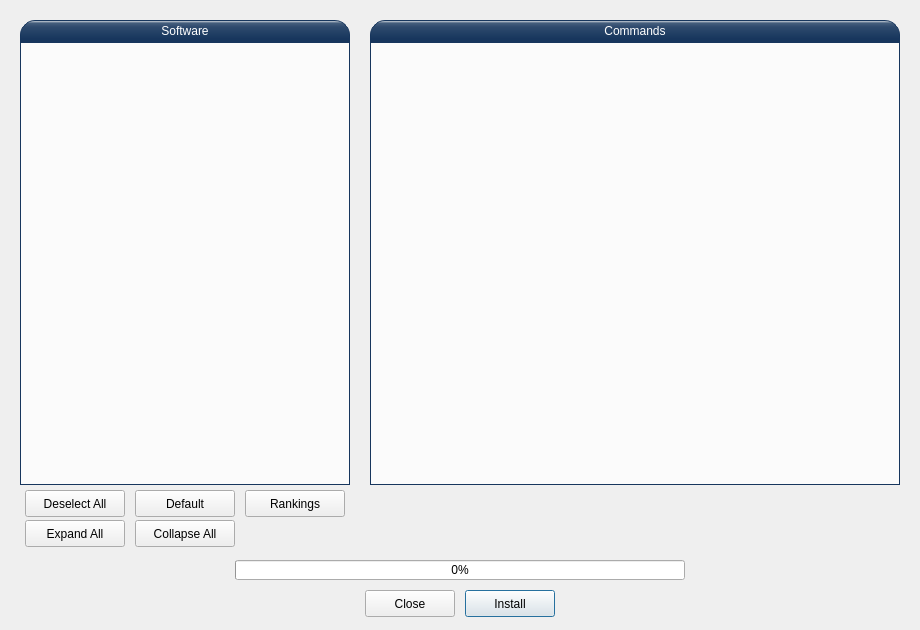
First picture: the form in UI/install2.ui, repository ainfosec/FISSURE, before the edit.
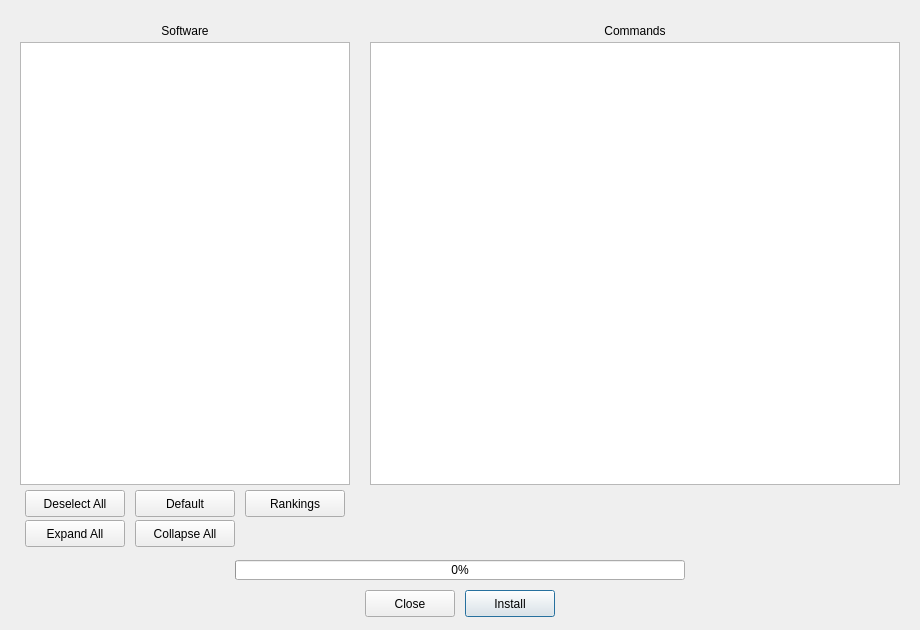
Second picture: the form after the edit.

The edit to the form file:
```diff
--- a/UI/install2.ui
+++ b/UI/install2.ui
@@ -80,12 +80,6 @@
      <italic>false</italic>
     </font>
    </property>
-   <property name="styleSheet">
-    <string notr="true">QPlainTextEdit#plainTextEdit1 {
-	border: 1px solid #17365D;
-	background-color: rgb(251, 251, 251);
-}</string>
-   </property>
    <property name="horizontalScrollBarPolicy">
     <enum>Qt::ScrollBarAsNeeded</enum>
    </property>
@@ -105,19 +99,6 @@
      <height>22</height>
     </rect>
    </property>
-   <property name="styleSheet">
-    <string notr="true">QLabel#label1 {
-   qproperty-alignment: AlignCenter;
-	border: 1px solid #17365D;
-	border-top-left-radius: 15px;
-	border-top-right-radius: 15px;
-	background-color: qlineargradient(spread:pad, x1:0, y1:0, x2:0, y2:1, stop:0 #e7eaee, stop:0.12 #455e7d, stop:0.3 #2e4a6d,   stop:0.85 #17365D, stop:1 #17365D);
-	padding: 0px 0px;
-	color: rgb(255, 255, 255);
-	max-height: 20px;
-	font: bold 10pt &quot;Ubuntu&quot;;
-}</string>
-   </property>
    <property name="text">
     <string>Software</string>
    </property>
@@ -134,19 +115,6 @@
      <height>22</height>
     </rect>
    </property>
-   <property name="styleSheet">
-    <string notr="true">QLabel#label2 {
-   qproperty-alignment: AlignCenter;
-	border: 1px solid #17365D;
-	border-top-left-radius: 15px;
-	border-top-right-radius: 15px;
-	background-color: qlineargradient(spread:pad, x1:0, y1:0, x2:0, y2:1, stop:0 #e7eaee, stop:0.12 #455e7d, stop:0.3 #2e4a6d,   stop:0.85 #17365D, stop:1 #17365D);
-	padding: 0px 0px;
-	color: rgb(255, 255, 255);
-	max-height: 20px;
-	font: bold 10pt &quot;Ubuntu&quot;;
-}</string>
-   </property>
    <property name="text">
     <string>Commands</string>
    </property>
@@ -190,25 +158,6 @@
      <pointsize>9</pointsize>
     </font>
    </property>
-   <property name="styleSheet">
-    <string notr="true">QTreeWidget::item{
-	height: 30px;
-	border:1px; 
-	border-style: solid;
-	border-left-style:none;
-	border-right-style:none;
-	border-top-style:none;
-	border-color:lightgray;    
-	
-	/*background-color: rgb(204, 0, 0);*/
-	/*background-color: rgb(115, 210, 22);*/
-}
-
-QTreeWidget#treeWidget_software { 
-	border: 1px solid #17365D;
-	background-color: rgb(251, 251, 251);
-}</string>
-   </property>
    <property name="alternatingRowColors">
     <bool>false</bool>
    </property>
```
Left out of the diff: 12 changed lines with no effect on the pictures.
